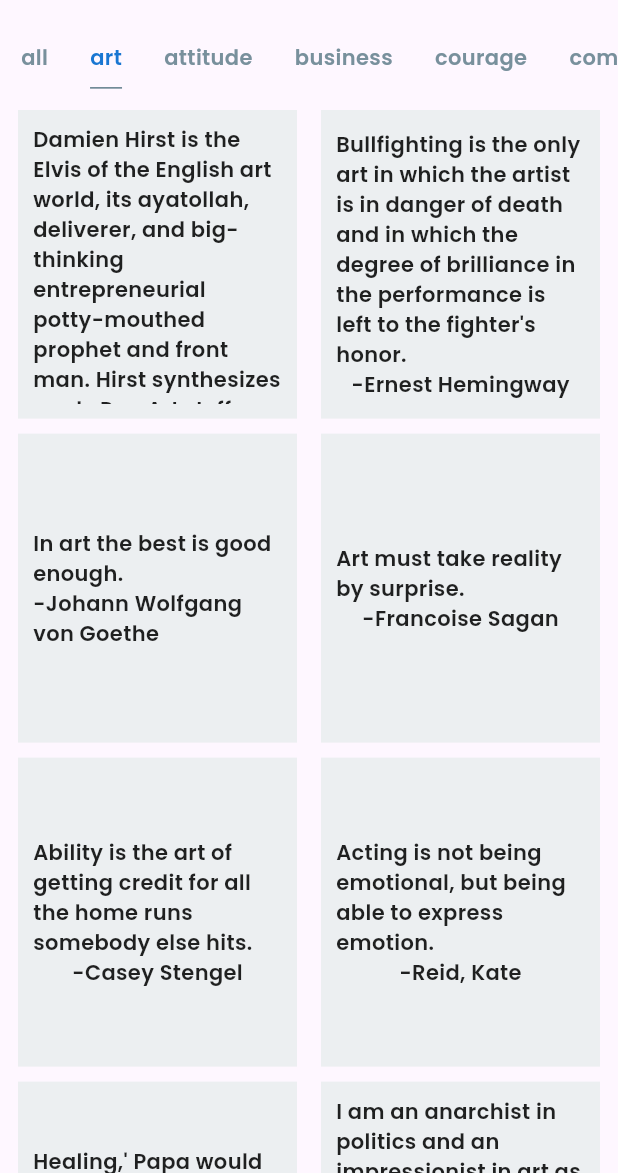
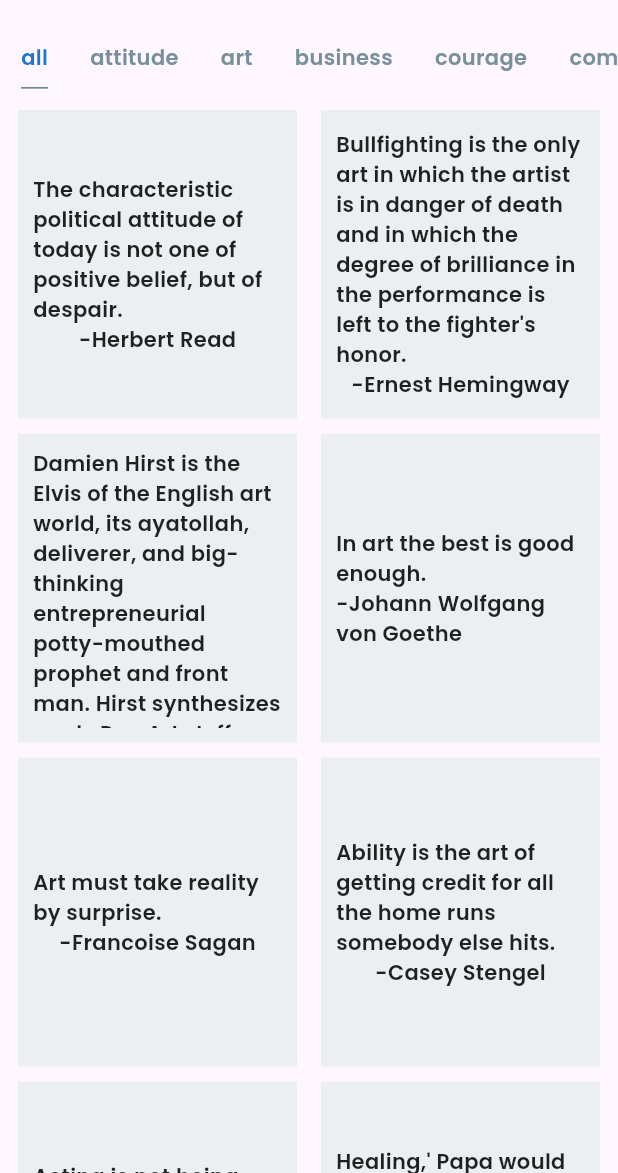
Before and after one commit to jagritixjha/ZenQuotes, a Flutter app: the screen it shows after launch, after a tap on "all", on a phone screen of 412 x 824 dp, the part 63-1236 px from its top. Run offline on Flutter 3.47's test engine with Material 3 defaults, Android fonts, the phone set to English and light mode, and no system bars; our stand-ins replace google_fonts, image_gallery_saver.

Commit message:
made some minor changes

```diff
--- a/lib/utils/quotes_list.dart
+++ b/lib/utils/quotes_list.dart
@@ -3,14 +3,20 @@ import 'package:quotes_app/utils/modal_class.dart';
 List<Map<String, dynamic>> allQuoteData = [
   {
     "quote":
-        "Damien Hirst is the Elvis of the English art world, its ayatollah, deliverer, and big-thinking entrepreneurial potty-mouthed prophet and front man. Hirst synthesizes punk, Pop Art, Jeff Koons, Marcel Duchamp, Francis Bacon, and Catholicism.",
-    "author": "Jerry Saltz",
-    "category": "art"
+        "The characteristic political attitude of today is not one of positive belief, but of despair.",
+    "author": "Herbert Read",
+    "category": "attitude"
   },
   {
     "quote":
         "Bullfighting is the only art in which the artist is in danger of death and in which the degree of brilliance in the performance is left to the fighter's honor.",
     "author": "Ernest Hemingway",
+    "category": "art"
+  },
+  {
+    "quote":
+        "Damien Hirst is the Elvis of the English art world, its ayatollah, deliverer, and big-thinking entrepreneurial potty-mouthed prophet and front man. Hirst synthesizes punk, Pop Art, Jeff Koons, Marcel Duchamp, Francis Bacon, and Catholicism.",
+    "author": "Jerry Saltz",
     "category": "art"
   },
   {
@@ -56,12 +62,6 @@ List<Map<String, dynamic>> allQuoteData = [
     "quote": "Rhetoric is the art of ruling the minds of men.",
     "author": "Plato",
     "category": "art"
-  },
-  {
-    "quote":
-        "The characteristic political attitude of today is not one of positive belief, but of despair.",
-    "author": "Herbert Read",
-    "category": "attitude"
   },
   {
     "quote":
@@ -364,4 +364,4 @@ List<Quotes> allQuotes =
 /// then converts it into a list and stores it into allCategories list.
 List<String> allCategories = allQuotes.map((e) => e.category).toSet().toList();
 
-String category = 'art';
+String category = 'all';
```
Also changed, not shown: lib/views/quote_details_screen.dart (+15 -13 lines).
